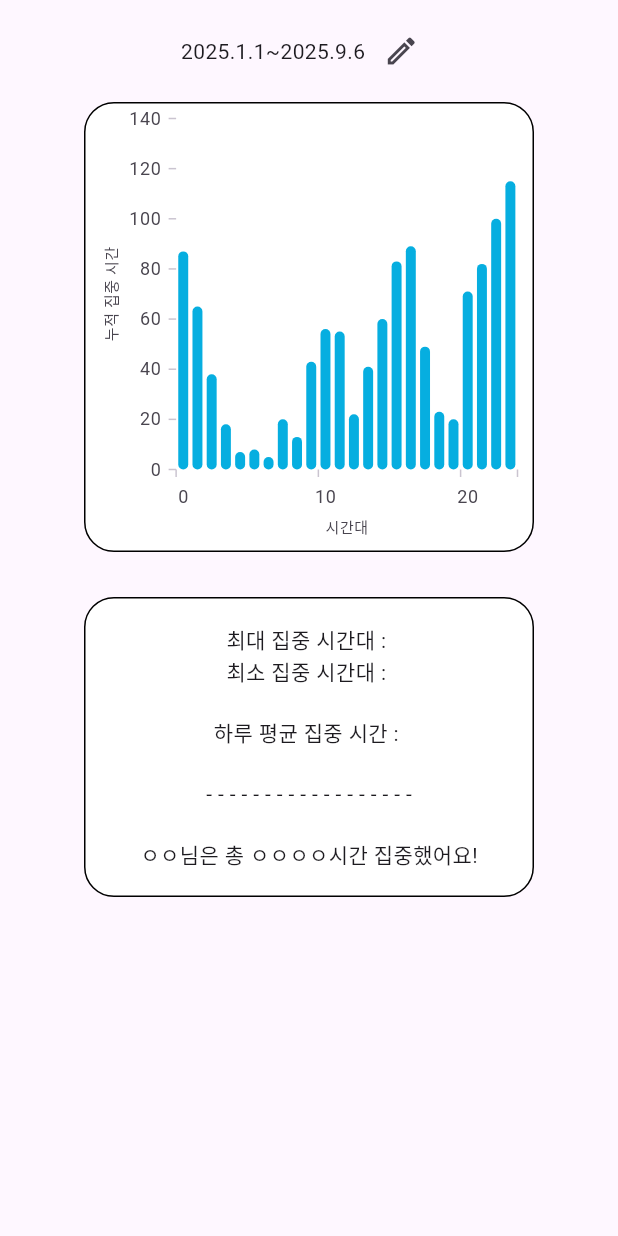
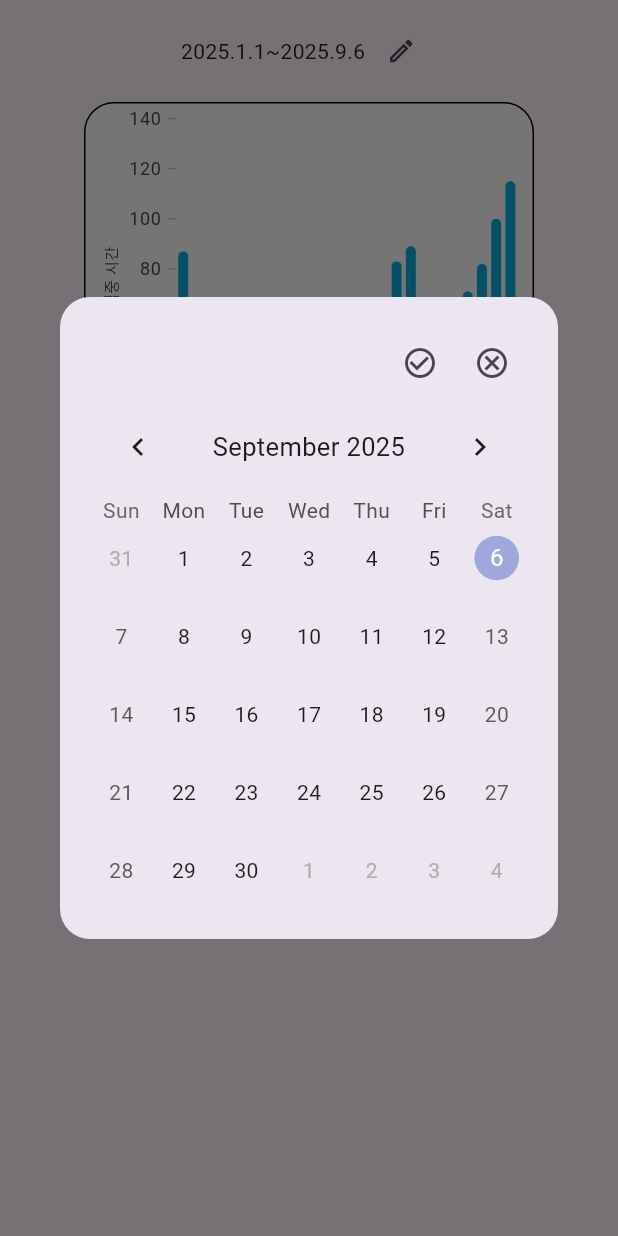
Before and after one commit to HKNU-Zypt/Zypt_Frontend, a Flutter app: the StatisticsAllScreen widget shown alone on an empty page, opened directly, after a tap on the "edit" icon, on a phone screen of 412 x 824 dp. Run offline on Flutter 3.47's test engine with Material 3 defaults, Android fonts, the phone set to English and light mode, and no system bars; drawn by our look-alikes of table_calendar; our stand-ins replace animated_bottom_navigation_bar, camera, flutter_dotenv, flutter_svg, go_router, google_sign_in and 4 more; missing offline and left inert: dart:ffi, flutter_naver_login, google_mlkit_face_mesh_detection, kakao_flutter_sdk_user, livekit_client and 1 more; accounts and stored records are empty; network calls fail.

Commit message:
feat: 캘린더 간단하게 구현

```diff
--- a/lib/screens/statistics_all_screen.dart
+++ b/lib/screens/statistics_all_screen.dart
@@ -1,5 +1,6 @@
 import 'package:flutter/material.dart';
 import 'package:focused_study_time_tracker/widgets/bar_chart_widget.dart';
+import 'package:table_calendar/table_calendar.dart';
 
 class StatisticsAllScreen extends StatefulWidget {
   const StatisticsAllScreen({super.key});
@@ -8,14 +9,68 @@ class StatisticsAllScreen extends StatefulWidget {
   State<StatisticsAllScreen> createState() => _StatisticsAllScreenState();
 }
 
-class StudyData {
-  final String hours;
-  final double studytime;
+class _StatisticsAllScreenState extends State<StatisticsAllScreen> {
+  void showCalendarDialog(BuildContext context) {
+    showDialog(
+      context: context,
+      builder: (BuildContext context) {
+        return Dialog(
+          // 다이얼로그의 모서리를 둥글게 만듭니다.
+          shape: RoundedRectangleBorder(
+            borderRadius: BorderRadius.circular(20.0),
+          ),
+          child: Padding(
+            padding: const EdgeInsets.all(20.0),
+            child: Column(
+              mainAxisSize: MainAxisSize.min, // 콘텐츠 크기에 맞게 크기 조절
+              children: [
+                // 확인 및 닫기 버튼
+                Row(
+                  mainAxisAlignment: MainAxisAlignment.end,
+                  children: [
+                    IconButton(
+                      icon: const Icon(Icons.check_circle_outline),
+                      onPressed: () {
+                        Navigator.of(context).pop();
+                      },
+                    ),
+                    IconButton(
+                      icon: const Icon(Icons.cancel_outlined),
+                      onPressed: () {
+                        Navigator.of(context).pop();
+                      },
+                    ),
+                  ],
+                ),
+                // 캘린더 헤더 (월 이동 버튼 등)
+                TableCalendar(
+                  focusedDay: DateTime.now(),
+                  firstDay: DateTime.utc(2020, 1, 1),
+                  lastDay: DateTime.utc(2030, 12, 31),
+                  headerStyle: const HeaderStyle(
+                    formatButtonVisible: false,
+                    titleCentered: true,
+                  ),
+                  calendarStyle: CalendarStyle(
+                    // 선택된 날짜의 디자인을 커스텀합니다.
+                    selectedDecoration: BoxDecoration(
+                      color: Colors.blue[300],
+                      shape: BoxShape.circle,
+                    ),
+                  ),
+                  // 날짜를 눌렀을 때의 동작
+                  onDaySelected: (selectedDay, focusedDay) {
+                    // 여기에 날짜 선택 로직을 구현합니다.
+                  },
+                ),
+              ],
+            ),
+          ),
+        );
+      },
+    );
+  }
 
-  StudyData(this.hours, this.studytime);
-}
-
-class _StatisticsAllScreenState extends State<StatisticsAllScreen> {
   @override
   Widget build(BuildContext context) {
     return Center(
@@ -27,8 +82,8 @@ class _StatisticsAllScreenState extends State<StatisticsAllScreen> {
             children: [
               Text("2025.1.1~2025.9.6"),
               IconButton(
-                onPressed: () => {print("달력 클릭")},
-                icon: Icon(Icons.edit_outlined),
+                onPressed: () => {showCalendarDialog(context)},
+                icon: Icon(Icons.edit_outlined, size: 20),
               ),
             ],
           ),
@@ -55,12 +110,12 @@ class _StatisticsAllScreenState extends State<StatisticsAllScreen> {
             child: Column(
               mainAxisAlignment: MainAxisAlignment.center,
               children: [
-                Text("최대 집중 시간대 : "),
-                Text("최소 집중 시간대 : "),
+                Text("최대 집중 시간대 : 23시"),
+                Text("최소 집중 시간대 : 6시"),
                 SizedBox(height: 20),
-                Text("하루 평균 집중 시간 : "),
+                Text("하루 평균 집중 시간 : 10시간"),
                 SizedBox(height: 20),
-                Text("- - - - - - - - - - - - - - - - - -"),
+                Text("- - - - - - - - - - - - - - - - - - - - - - - -"),
                 SizedBox(height: 20),
                 Text("ㅇㅇ님은 총 ㅇㅇㅇㅇ시간 집중했어요!"),
               ],
--- a/pubspec.yaml
+++ b/pubspec.yaml
@@ -60,6 +60,7 @@ dependencies:
   animated_bottom_navigation_bar: ^1.4.0
 
   syncfusion_flutter_charts: ^31.1.17
+  table_calendar: ^3.1.3
 
 dev_dependencies:
   flutter_test:
```
Also changed, not shown: lib/screens/statistics_screenV2.dart (+27 -5 lines), lib/widgets/bar_chart_widget.dart (+7 -1 lines).
